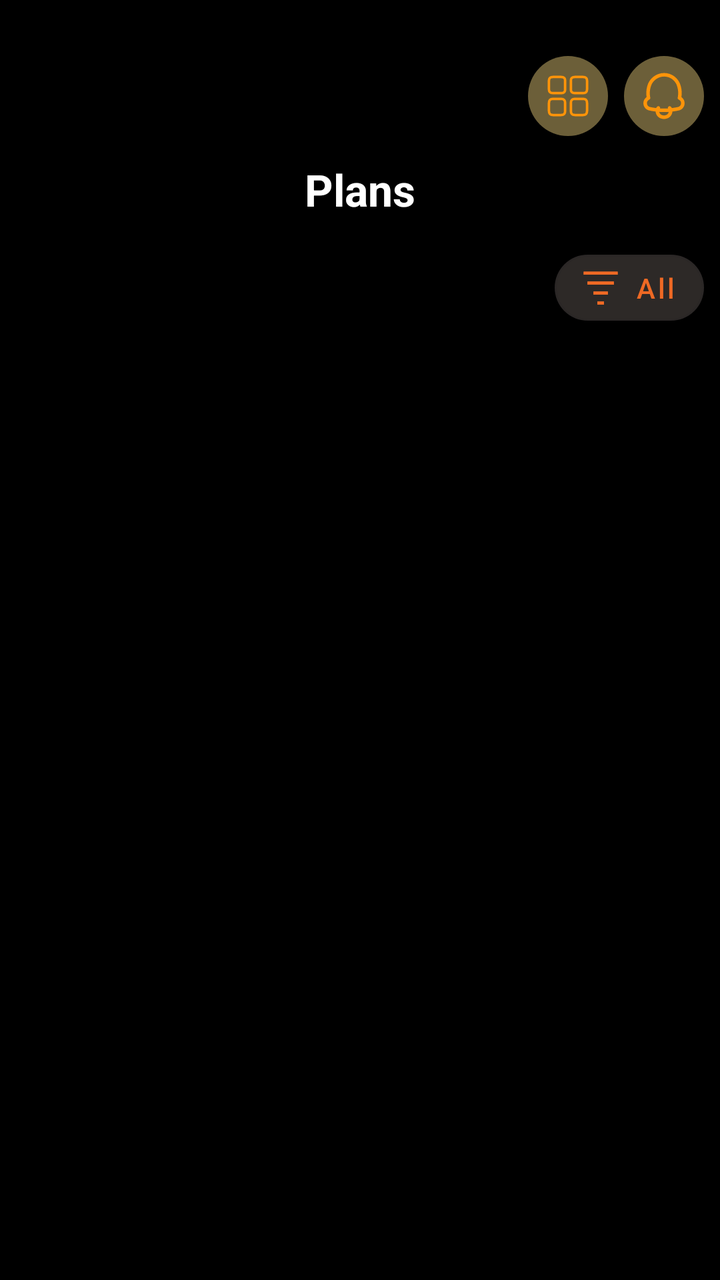
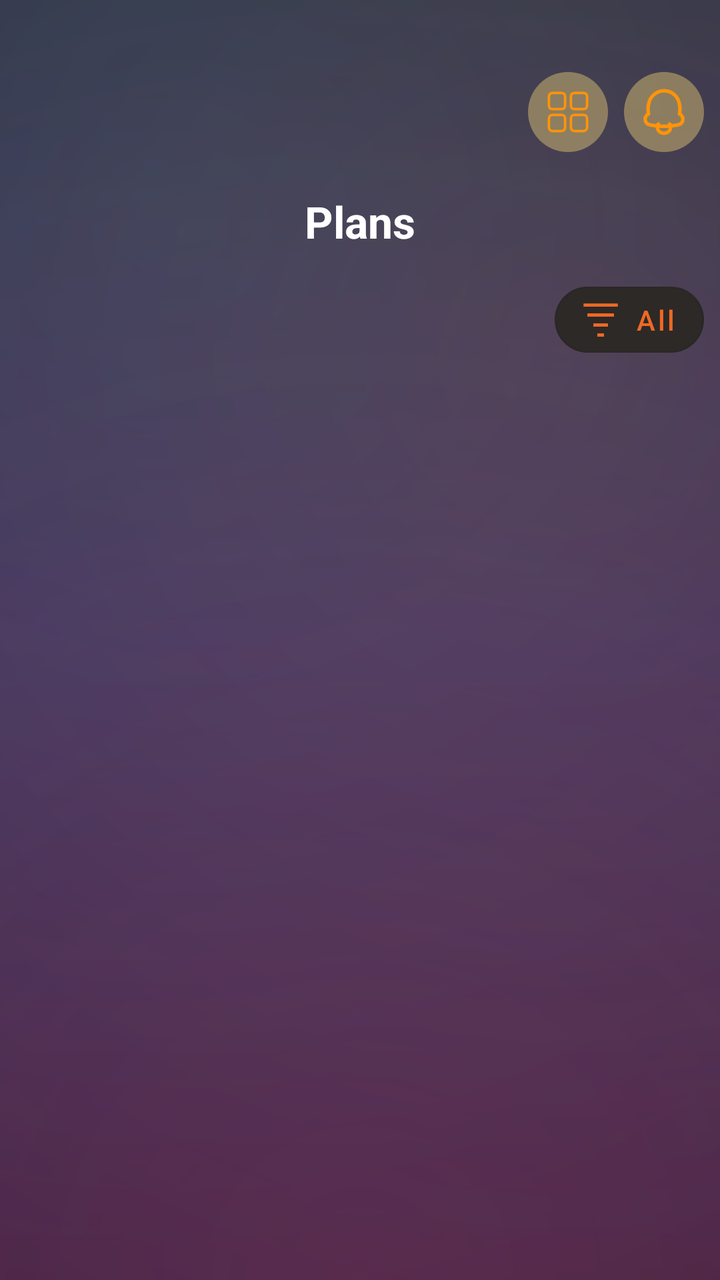

Screens rendered from an Android XML layout before and after an edit, with the pre-edit source and the edit as a unified diff.
<!-- AndroidManifest.xml: application theme Theme.Bitbloom -->
<!-- res/layout/fragment_plans.xml -->
<?xml version="1.0" encoding="utf-8"?>
<androidx.coordinatorlayout.widget.CoordinatorLayout xmlns:android="http://schemas.android.com/apk/res/android"
    xmlns:app="http://schemas.android.com/apk/res-auto"
    xmlns:tools="http://schemas.android.com/tools"
    android:id="@+id/root"
    android:layout_width="match_parent"
    android:layout_height="match_parent"
    android:background="@color/black">

    <androidx.core.widget.NestedScrollView
        android:id="@+id/scrollContainer"
        android:layout_width="match_parent"
        android:layout_height="match_parent"
        android:fillViewport="true"
        android:scrollbars="none">

        <androidx.constraintlayout.widget.ConstraintLayout
            android:layout_width="match_parent"
            android:layout_height="wrap_content"
            android:paddingTop="24dp"
            android:paddingBottom="16dp">

            
            <androidx.constraintlayout.widget.Guideline
                android:id="@+id/gStart"
                android:layout_width="wrap_content"
                android:layout_height="wrap_content"
                android:orientation="vertical"
                app:layout_constraintGuide_begin="8dp" />

            <androidx.constraintlayout.widget.Guideline
                android:id="@+id/gEnd"
                android:layout_width="wrap_content"
                android:layout_height="wrap_content"
                android:orientation="vertical"
                app:layout_constraintGuide_end="8dp" />

            
            <androidx.constraintlayout.widget.ConstraintLayout
                android:id="@+id/topbar"
                android:layout_width="0dp"
                android:layout_height="48dp"
                app:layout_constraintEnd_toEndOf="@id/gEnd"
                app:layout_constraintStart_toStartOf="@id/gStart"
                app:layout_constraintTop_toTopOf="parent">

                <LinearLayout
                    android:id="@+id/actionsRight"
                    android:layout_width="wrap_content"
                    android:layout_height="wrap_content"
                    android:orientation="horizontal"
                    app:layout_constraintBottom_toBottomOf="parent"
                    app:layout_constraintEnd_toEndOf="parent"
                    app:layout_constraintTop_toTopOf="parent">

                    <ImageView
                        android:id="@+id/menu"
                        android:layout_width="40dp"
                        android:layout_height="40dp"
                        android:background="@drawable/ic_window"
                        android:padding="8dp" />

                    <ImageView
                        android:id="@+id/notification_ic"
                        android:layout_width="40dp"
                        android:layout_height="40dp"
                        android:layout_marginStart="8dp"
                        android:background="@drawable/ic_bell"
                        android:padding="8dp" />
                </LinearLayout>
            </androidx.constraintlayout.widget.ConstraintLayout>

            
            <TextView
                android:id="@+id/title"
                android:layout_width="0dp"
                android:layout_height="wrap_content"
                android:layout_marginTop="8dp"
                android:gravity="center"
                android:text="@string/fragment_plans_plans"
                android:textColor="@color/white"
                android:textSize="22sp"
                android:textStyle="bold"
                app:layout_constraintEnd_toEndOf="@id/gEnd"
                app:layout_constraintStart_toStartOf="@id/gStart"
                app:layout_constraintTop_toBottomOf="@id/topbar" />

            
            <LinearLayout
                android:id="@+id/filterRow"
                android:layout_width="0dp"
                android:layout_height="wrap_content"
                android:layout_marginTop="12dp"
                android:gravity="end"
                android:orientation="horizontal"
                app:layout_constraintEnd_toEndOf="@id/gEnd"
                app:layout_constraintStart_toStartOf="@id/gStart"
                app:layout_constraintTop_toBottomOf="@id/title">

                <com.google.android.material.button.MaterialButton
                    android:id="@+id/btnFilter"
                    style="@style/Widget.MaterialComponents.Button.OutlinedButton"
                    android:layout_width="wrap_content"
                    android:layout_height="45dp"
                    android:drawablePadding="4dp"
                    android:insetLeft="0dp"
                    android:insetRight="0dp"
                    android:minWidth="0dp"
                    android:paddingStart="14dp"
                    android:paddingEnd="14dp"
                    android:text="@string/fragment_deposit_all"
                    android:textAllCaps="false"
                    android:textColor="@color/orange"
                    android:textSize="14sp"
                    app:backgroundTint="#2D2927"
                    app:cornerRadius="20dp"
                    app:icon="@drawable/ic_filter_list"
                    app:iconGravity="textStart"
                    app:iconPadding="8dp"
                    app:iconTint="@color/orange" />
            </LinearLayout>

            
            <FrameLayout
                android:id="@+id/planListContainer"
                android:layout_width="0dp"
                android:layout_height="0dp"
                app:layout_constraintBottom_toBottomOf="parent"
                app:layout_constraintEnd_toEndOf="@id/gEnd"
                app:layout_constraintStart_toStartOf="@id/gStart"
                app:layout_constraintTop_toBottomOf="@id/filterRow">

                <androidx.recyclerview.widget.RecyclerView
                    android:id="@+id/rvPlans"
                    android:layout_width="match_parent"
                    android:layout_height="match_parent"
                    android:clipToPadding="false"
                    app:layoutManager="androidx.recyclerview.widget.LinearLayoutManager"
                    tools:listitem="@layout/item_plan" />

                <com.facebook.shimmer.ShimmerFrameLayout
                    android:id="@+id/shimmerPlans"
                    android:layout_width="match_parent"
                    android:layout_height="match_parent"
                    android:paddingStart="16dp"
                    android:paddingTop="8dp"
                    android:paddingEnd="16dp"
                    android:visibility="gone"
                    app:shimmer_auto_start="false"
                    app:shimmer_base_alpha="0.9"
                    app:shimmer_duration="1100"
                    app:shimmer_highlight_alpha="0.6"
                    app:shimmer_intensity="0.35">

                    <LinearLayout
                        android:id="@+id/skeletonPlanList"
                        android:layout_width="match_parent"
                        android:layout_height="wrap_content"
                        android:divider="@drawable/divider_rank_list_gap"
                        android:orientation="vertical"
                        android:showDividers="middle" />
                </com.facebook.shimmer.ShimmerFrameLayout>

                <LinearLayout
                    android:id="@+id/emptyPlans"
                    android:layout_width="match_parent"
                    android:layout_height="wrap_content"
                    android:gravity="center"
                    android:orientation="vertical"
                    android:padding="24dp"
                    android:visibility="gone">

                    <ImageView
                        android:id="@+id/imgNoPlans"
                        android:layout_width="80dp"
                        android:layout_height="80dp"
                        android:alpha="0.2"
                        android:contentDescription="@string/fragment_plans_plans"
                        android:src="@drawable/ic_transactions"
                        app:tint="@color/grey" />

                    <TextView
                        android:id="@+id/tvNoPlans"
                        android:layout_width="wrap_content"
                        android:layout_height="wrap_content"
                        android:layout_marginTop="12dp"
                        android:text="@string/no_plans_found"
                        android:textColor="@color/grey"
                        android:textSize="14sp" />
                </LinearLayout>
            </FrameLayout>
        </androidx.constraintlayout.widget.ConstraintLayout>
    </androidx.core.widget.NestedScrollView>
</androidx.coordinatorlayout.widget.CoordinatorLayout>
<!-- res/layout/item_plan.xml (included above) -->
<?xml version="1.0" encoding="utf-8"?>
<com.google.android.material.card.MaterialCardView xmlns:android="http://schemas.android.com/apk/res/android"
    xmlns:app="http://schemas.android.com/apk/res-auto"
    android:layout_width="match_parent"
    android:layout_height="wrap_content"
    android:foreground="?attr/selectableItemBackground"
    android:outlineAmbientShadowColor="#FF7B00"
    android:outlineSpotShadowColor="#FF7B00"
    app:cardBackgroundColor="@color/main_card_color"
    app:cardCornerRadius="20dp"
    app:cardElevation="10dp"
    app:cardMaxElevation="10dp"
    app:cardUseCompatPadding="true"
    app:strokeColor="@android:color/transparent"
    app:strokeWidth="0dp">

    <LinearLayout
        android:layout_width="match_parent"
        android:layout_height="wrap_content"
        android:orientation="horizontal"
        android:paddingHorizontal="12dp"
        android:paddingVertical="18dp">

        
        <FrameLayout
            android:layout_width="84dp"
            android:layout_height="84dp"
            android:layout_marginEnd="14dp"
            android:background="@drawable/bg_auth_card"
            android:padding="1dp">

            <ImageView
                android:id="@+id/ivPlan"
                android:layout_width="match_parent"
                android:layout_height="match_parent"
                android:scaleType="centerInside"
                android:src="@drawable/mining_1" />
        </FrameLayout>

        
        <LinearLayout
            android:layout_width="0dp"
            android:layout_height="wrap_content"
            android:layout_weight="1"
            android:orientation="vertical">

            <TextView
                android:id="@+id/tvName"
                android:layout_width="wrap_content"
                android:layout_height="wrap_content"
                android:text="@string/item_plan_starter_plan"
                android:textColor="@color/white"
                android:textSize="16sp"
                android:textStyle="bold" />

            <TextView
                android:id="@+id/tvRange"
                android:layout_width="wrap_content"
                android:layout_height="wrap_content"
                android:layout_marginTop="2dp"
                android:text="@string/item_plan_n_100_1000"
                android:textColor="@color/grey"
                android:textSize="12sp" />

            <LinearLayout
                android:layout_width="match_parent"
                android:layout_height="wrap_content"
                android:layout_marginTop="10dp"
                android:orientation="horizontal"
                android:weightSum="3">

                <LinearLayout
                    android:layout_width="0dp"
                    android:layout_height="wrap_content"
                    android:layout_weight="1"
                    android:orientation="vertical">

                    <TextView
                        android:layout_width="wrap_content"
                        android:layout_height="wrap_content"
                        android:text="@string/item_plan_daily"
                        android:textColor="@color/grey"
                        android:textSize="12sp" />

                    <TextView
                        android:id="@+id/tvDaily"
                        android:layout_width="wrap_content"
                        android:layout_height="wrap_content"
                        android:text="@string/item_plan_n_1_5"
                        android:textColor="@color/white"
                        android:textSize="14sp"
                        android:textStyle="bold" />
                </LinearLayout>

                <LinearLayout
                    android:layout_width="0dp"
                    android:layout_height="wrap_content"
                    android:layout_weight="1"
                    android:orientation="vertical">

                    <TextView
                        android:layout_width="wrap_content"
                        android:layout_height="wrap_content"
                        android:text="@string/item_plan_direct"
                        android:textColor="@color/grey"
                        android:textSize="12sp" />

                    <TextView
                        android:id="@+id/tvDirect"
                        android:layout_width="wrap_content"
                        android:layout_height="wrap_content"
                        android:text="@string/item_available_plans_1_n_5"
                        android:textColor="@color/white"
                        android:textSize="14sp"
                        android:textStyle="bold" />
                </LinearLayout>

                <LinearLayout
                    android:layout_width="0dp"
                    android:layout_height="wrap_content"
                    android:layout_weight="1"
                    android:orientation="vertical">

                    <TextView
                        android:layout_width="wrap_content"
                        android:layout_height="wrap_content"
                        android:text="@string/item_plan_payout"
                        android:textColor="@color/grey"
                        android:textSize="12sp" />

                    <TextView
                        android:id="@+id/tvPayout"
                        android:layout_width="wrap_content"
                        android:layout_height="wrap_content"
                        android:text="@string/item_plan_n_200"
                        android:textColor="@color/white"
                        android:textSize="14sp"
                        android:textStyle="bold" />
                </LinearLayout>
            </LinearLayout>
        </LinearLayout>
    </LinearLayout>
</com.google.android.material.card.MaterialCardView>
<!-- resources referenced by this layout -->
<resources>
  <color name="black">#FF000000</color>
  <color name="grey">#B4FFFFFF</color>
  <color name="main_card_color">#1A1A1A</color>
  <color name="orange">#EE6924</color>
  <color name="white">#FFFFFFFF</color>
  <!-- drawable divider_rank_list_gap (drawable) -->
  <?xml version="1.0" encoding="utf-8"?>
  <shape xmlns:android="http://schemas.android.com/apk/res/android">
      <size android:height="24dp"/>  
      <solid android:color="@android:color/transparent"/>
  </shape>
  <string name="fragment_deposit_all">All</string>
  <string name="fragment_plans_plans">Plans</string>
  <string name="item_available_plans_1_n_5" formatted="false">5%</string>
  <string name="item_plan_daily" formatted="false">Daily %</string>
  <string name="item_plan_direct" formatted="false">Direct %</string>
  <string name="item_plan_n_100_1000">$100 – $1000</string>
  <string name="item_plan_n_1_5" formatted="false">1.5%</string>
  <string name="item_plan_n_200">200$</string>
  <string name="item_plan_payout">Payout</string>
  <string name="item_plan_starter_plan">Starter Plan</string>
  <string name="no_plans_found">No plans found</string>
  <style name="Theme.Bitbloom" parent="Base.Theme.Bitbloom">
          
          <item name="editTextStyle">@style/Widget.MXG.EditText.WhiteCursor</item>
          <item name="android:editTextStyle">@style/Widget.MXG.EditText.WhiteCursor</item>
  
          
          <item name="android:textCursorDrawable">@drawable/cursor_white</item>
      </style>
  <style name="Widget.MXG.EditText.WhiteCursor" parent="Widget.AppCompat.EditText">
          <item name="android:textCursorDrawable">@drawable/cursor_white</item>
      </style>
  <!-- drawable cursor_white (drawable) -->
  <?xml version="1.0" encoding="utf-8"?>
  <shape xmlns:android="http://schemas.android.com/apk/res/android">
      <size android:width="2dp"/>
      <solid android:color="@android:color/white"/>
      <corners android:radius="1dp"/>
  </shape>
  <color name="mxg_black">#000000</color>
  <color name="mxg_white">#FFFFFF</color>
  <color name="status_bar_color">#EE6924</color>
  <color name="light_status_bar_color">#EE6924</color>
  <!-- unchanged entries left out for length: 8 -->
</resources>

<!-- the commit's change to res/layout/fragment_plans.xml (unified diff, before → after) -->
@@ -5,7 +5,7 @@
     android:id="@+id/root"
     android:layout_width="match_parent"
     android:layout_height="match_parent"
-    android:background="@color/black">
+    android:background="@drawable/bg_mxg_deposit_gradient">
 
     <androidx.core.widget.NestedScrollView
         android:id="@+id/scrollContainer"
@@ -39,7 +39,7 @@
             <androidx.constraintlayout.widget.ConstraintLayout
                 android:id="@+id/topbar"
                 android:layout_width="0dp"
-                android:layout_height="48dp"
+                android:layout_height="64dp"
                 app:layout_constraintEnd_toEndOf="@id/gEnd"
                 app:layout_constraintStart_toStartOf="@id/gStart"
                 app:layout_constraintTop_toTopOf="parent">
<!-- resource entries referenced after the edit -->
@@ -1,10 +1,68 @@
 <!-- resources referenced by this layout -->
 <resources>
-  <color name="black">#FF000000</color>
   <color name="grey">#B4FFFFFF</color>
   <color name="main_card_color">#1A1A1A</color>
   <color name="orange">#EE6924</color>
   <color name="white">#FFFFFFFF</color>
+  <!-- drawable bg_mxg_deposit_gradient (drawable) -->
+  <?xml version="1.0" encoding="utf-8"?>
+  <layer-list xmlns:android="http://schemas.android.com/apk/res/android">
+  
+      
+      <item>
+          <shape android:shape="rectangle">
+              <gradient
+                  android:type="linear"
+                  android:angle="270"
+                  android:startColor="#1C1F3A"
+                  android:centerColor="#2C2150"
+                  android:endColor="#341A38"/>
+          </shape>
+      </item>
+  
+      
+      <item android:gravity="top|start">
+          <shape android:shape="rectangle">
+              <gradient
+                  android:type="radial"
+                  android:centerX="25%"
+                  android:centerY="18%"
+                  android:gradientRadius="700dp"
+                  android:startColor="#2240E6FF"
+                  android:centerColor="#0F40E6FF"
+                  android:endColor="#0040E6FF"/>
+          </shape>
+      </item>
+  
+      
+      <item android:gravity="top|end">
+          <shape android:shape="rectangle">
+              <gradient
+                  android:type="radial"
+                  android:centerX="78%"
+                  android:centerY="28%"
+                  android:gradientRadius="700dp"
+                  android:startColor="#26FF9F43"
+                  android:centerColor="#12FF9F43"
+                  android:endColor="#00FF9F43"/>
+          </shape>
+      </item>
+  
+      
+      <item android:gravity="bottom|center_horizontal">
+          <shape android:shape="rectangle">
+              <gradient
+                  android:type="radial"
+                  android:centerX="50%"
+                  android:centerY="100%"
+                  android:gradientRadius="820dp"
+                  android:startColor="#26E640A1"
+                  android:centerColor="#10E640A1"
+                  android:endColor="#00E640A1"/>
+          </shape>
+      </item>
+  
+  </layer-list>
   <!-- drawable divider_rank_list_gap (drawable) -->
   <?xml version="1.0" encoding="utf-8"?>
   <shape xmlns:android="http://schemas.android.com/apk/res/android">
